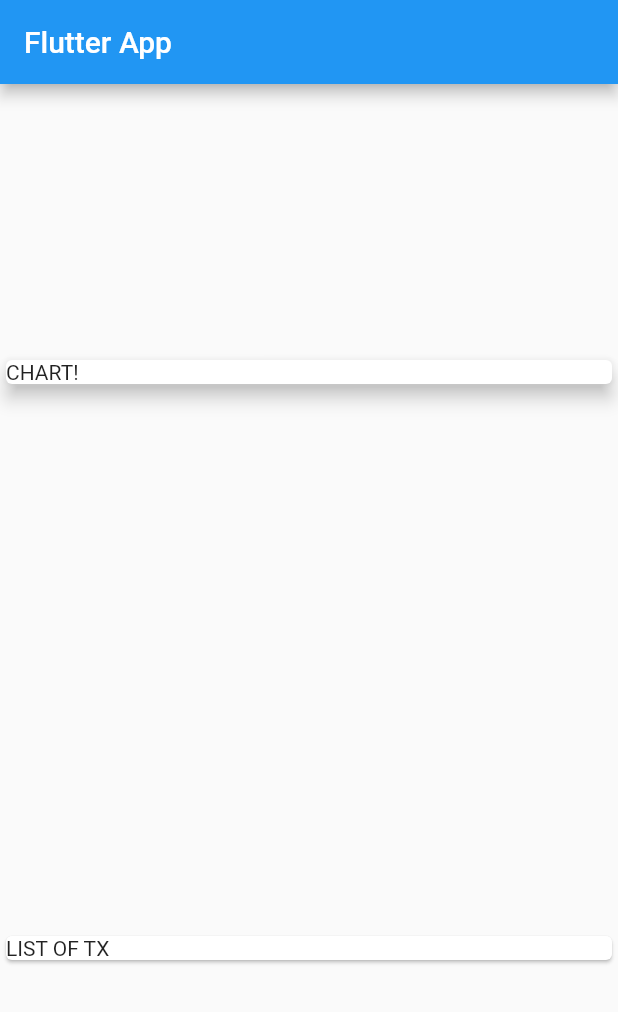
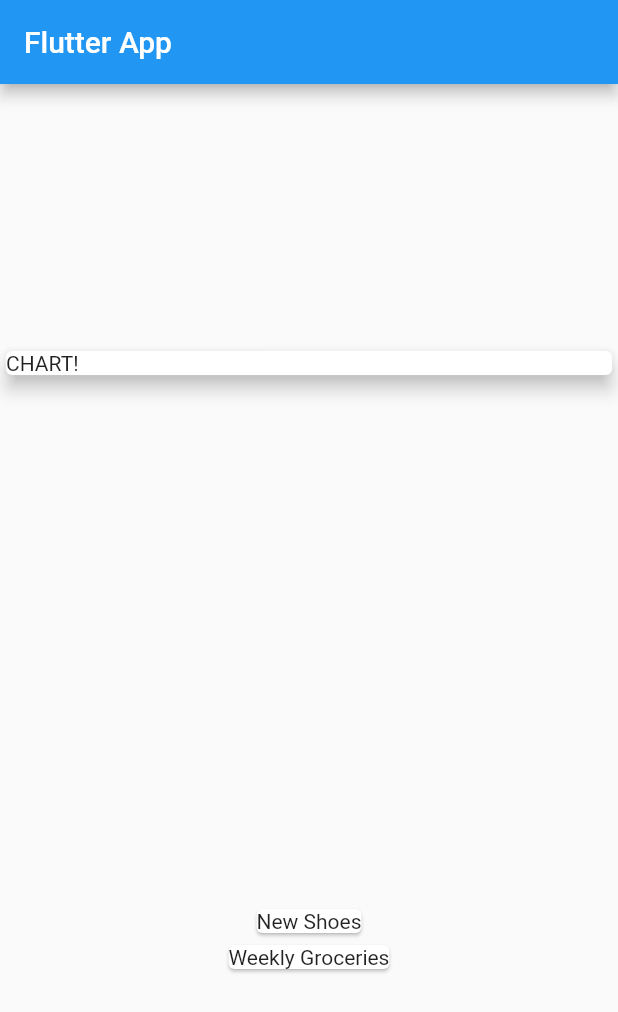
Before and after one commit to deyvidyfs/flutter_study_projects, a Flutter app: the screen it shows after launch, on a phone screen of 412 x 824 dp. Shown: the top 1012 px of the screen. Run offline on Flutter 3.47's test engine with Material 2 defaults, Android fonts, the phone set to English and light mode, and no system bars.

Commit message:
add transactions object and transaction list

```diff
--- a/Udemy Academind Course Files/Section 4/personal_expenses_app/lib/main.dart
+++ b/Udemy Academind Course Files/Section 4/personal_expenses_app/lib/main.dart
@@ -1,4 +1,5 @@
 import 'package:flutter/material.dart';
+import './transactions.dart';
 
 void main() => runApp(MyApp());
 
@@ -16,6 +17,21 @@ class MyApp extends StatelessWidget {
 }
 
 class MyHomePage extends StatelessWidget {
+  final List<Transaction> transactions = [
+    Transaction(
+      id: 't1',
+      title: 'New Shoes',
+      amount: 69.99,
+      date: DateTime.now(),
+    ),
+    Transaction(
+      id: 't2',
+      title: 'Weekly Groceries',
+      amount: 16.53,
+      date: DateTime.now(),
+    ),
+  ];
+
   @override
   Widget build(BuildContext) {
     return Scaffold(
@@ -33,9 +49,13 @@ class MyHomePage extends StatelessWidget {
               elevation: 5,
             ),
           ),
-          Card(
-            child: Text('LIST OF TX'),
-          ),
+          Column(
+            children: transactions.map((transaction) {
+              return Card(
+                child: Text(transaction.title),
+              );
+            }).toList(),
+          )
         ],
       ),
     );
--- /dev/null
+++ b/Udemy Academind Course Files/Section 4/personal_expenses_app/lib/transactions.dart
@@ -0,0 +1,14 @@
+import 'package:flutter/foundation.dart';
+
+class Transaction {
+  final String id;
+  final String title;
+  final double amount;
+  final DateTime date;
+
+  Transaction(
+      {@required this.id,
+      @required this.title,
+      @required this.amount,
+      @required this.date});
+}
```
